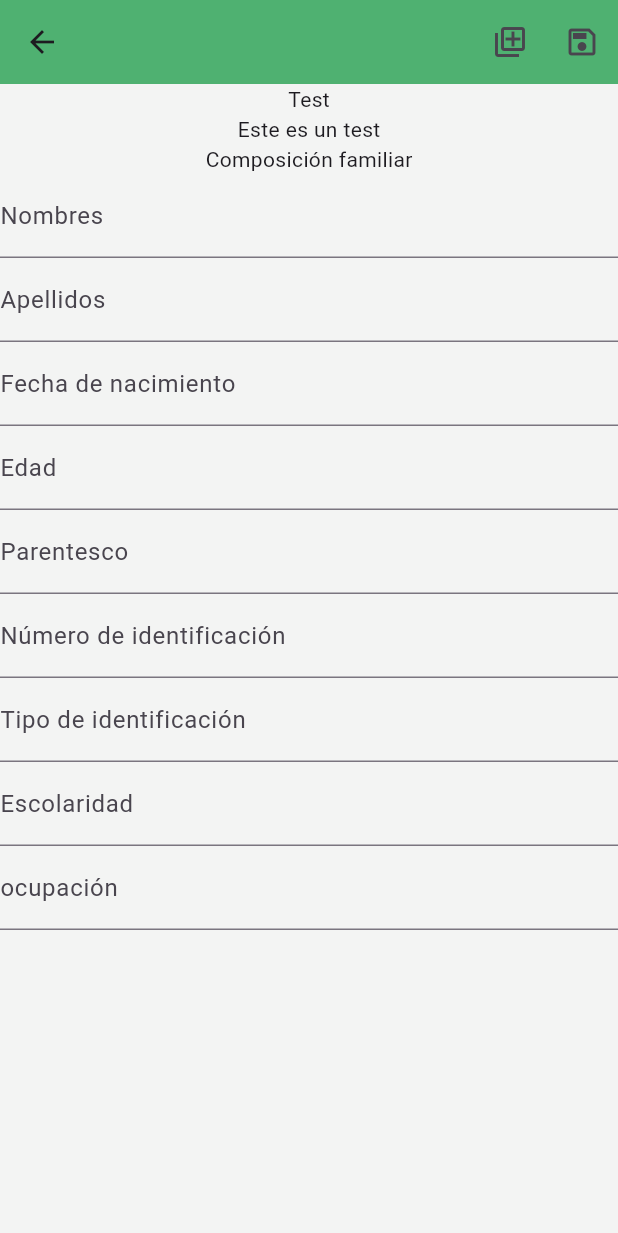
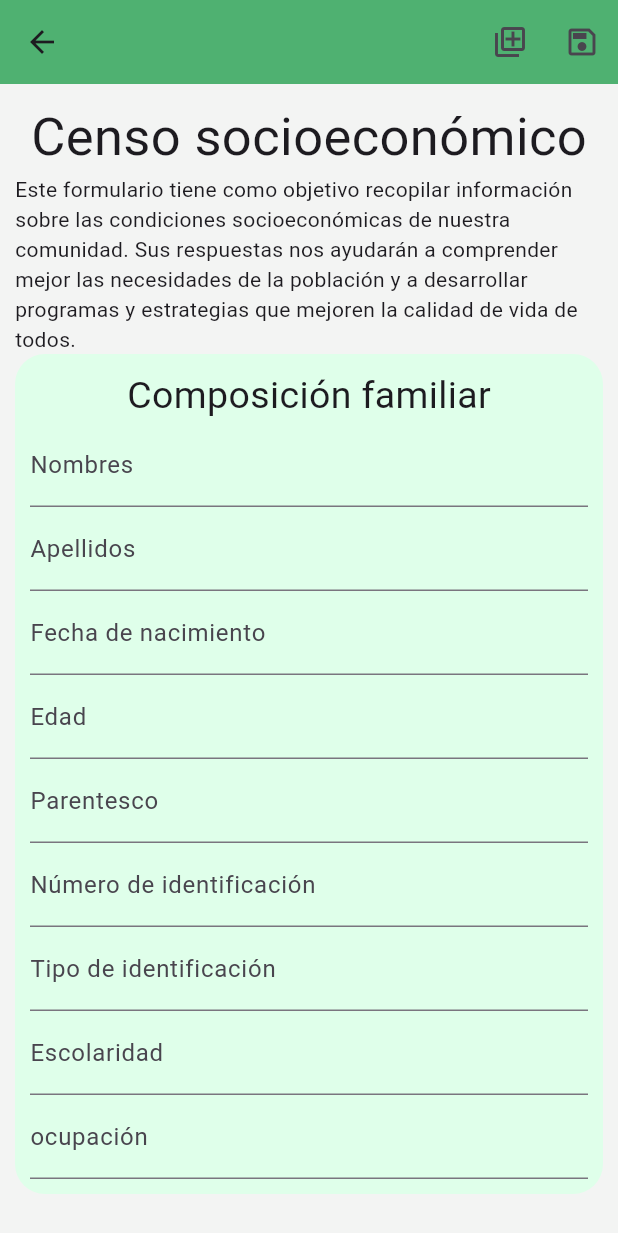
Before and after one commit to JuanFernandoMartinez/census-support-tool-app, a Flutter app: the screen it shows after launch, on a phone screen of 412 x 824 dp. Shown: the top 1233 px of the screen. Run offline on Flutter 3.47's test engine with Material 3 defaults, Android fonts, the phone set to English and light mode, and no system bars; Roboto replaces fonts that are missing (Inria Sans, Inria_sans).

Commit message:
feat: Added styles and dummy info

```diff
--- a/lib/src/app.dart
+++ b/lib/src/app.dart
@@ -15,8 +15,9 @@ class App extends StatelessWidget {
       ),
       routes: {
         '/': (context) => FormAplicationScreen(
-              title: "Test",
-              description: "Este es un test",
+              title: "Censo socioeconómico",
+              description:
+                  "Este formulario tiene como objetivo recopilar información sobre las condiciones socioeconómicas de nuestra comunidad. Sus respuestas nos ayudarán a comprender mejor las necesidades de la población y a desarrollar programas y estrategias que mejoren la calidad de vida de todos.",
             ),
       },
     );
--- a/lib/src/screens/form_aplication/form_aplication.dart
+++ b/lib/src/screens/form_aplication/form_aplication.dart
@@ -4,8 +4,7 @@ import 'package:flutter/material.dart';
 
 class FormAplicationScreen extends StatefulWidget {
   String title;
-  String description =
-      "Este formulario tiene como objetivo recopilar información sobre las condiciones socioeconómicas de nuestra comunidad. Sus respuestas nos ayudarán a comprender mejor las necesidades de la población y a desarrollar programas y estrategias que mejoren la calidad de vida de todos.";
+  String description;
 
   FormAplicationScreen(
       {required this.title, required this.description, super.key});
@@ -35,12 +34,32 @@ class _FormAplicationState extends State<FormAplicationScreen> {
             ),
           ],
         ),
-        body: Column(
-          children: [
-            Text(widget.title),
-            Text(widget.description),
-            const FormSheet(category: "Composición familiar")
-          ],
-        ));
+        body: SingleChildScrollView(
+            child: Padding(
+          padding: const EdgeInsets.all(10),
+          child: Column(
+            mainAxisAlignment: MainAxisAlignment.start,
+            children: [
+              Text(
+                widget.title,
+                style: const TextStyle(
+                  fontFamily: 'Inria_sans',
+                  fontSize: 35,
+                ),
+                textAlign: TextAlign.left,
+              ),
+              Text(widget.description),
+              Container(
+                decoration: BoxDecoration(
+                    borderRadius: BorderRadius.circular(20.0),
+                    color: const Color(0xFFDFFFEA)),
+                child: const Padding(
+                  padding: EdgeInsets.all(10),
+                  child: FormSheet(category: "Composición familiar"),
+                ),
+              )
+            ],
+          ),
+        )));
   }
 }
--- a/lib/src/screens/form_aplication/form_sheet.dart
+++ b/lib/src/screens/form_aplication/form_sheet.dart
@@ -12,13 +12,15 @@ class FormSheet extends StatelessWidget {
 
   @override
   Widget build(BuildContext context) {
-    return SingleChildScrollView(
-      child: Form(
+    return Form(
         child: Column(
       children: [
         Column(
           children: [
-              Text(category),
+            Text(
+              category,
+              style: const TextStyle(fontFamily: 'Inria Sans', fontSize: 25),
+            ),
             const FormTextField(
               labelText: 'Nombres',
               keyboardType: TextInputType.text,
@@ -58,7 +60,6 @@ class FormSheet extends StatelessWidget {
           ],
         )
       ],
-      )),
-    );
+    ));
   }
 }
```
Lines whose indentation alone changed are shown as unchanged.
